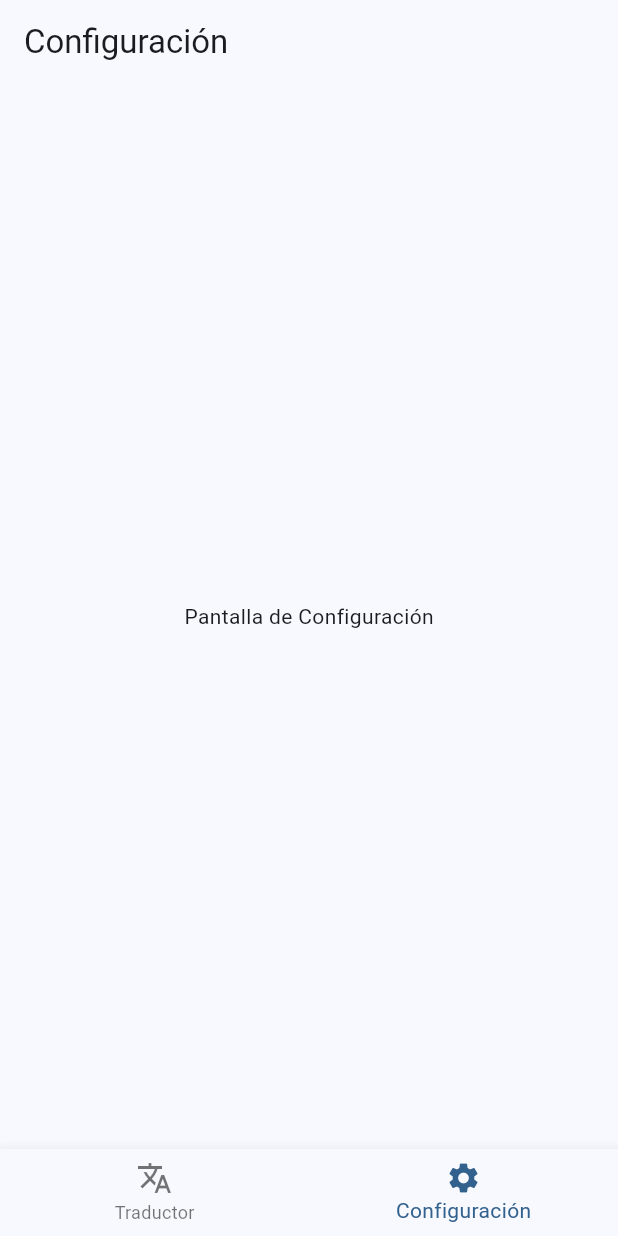
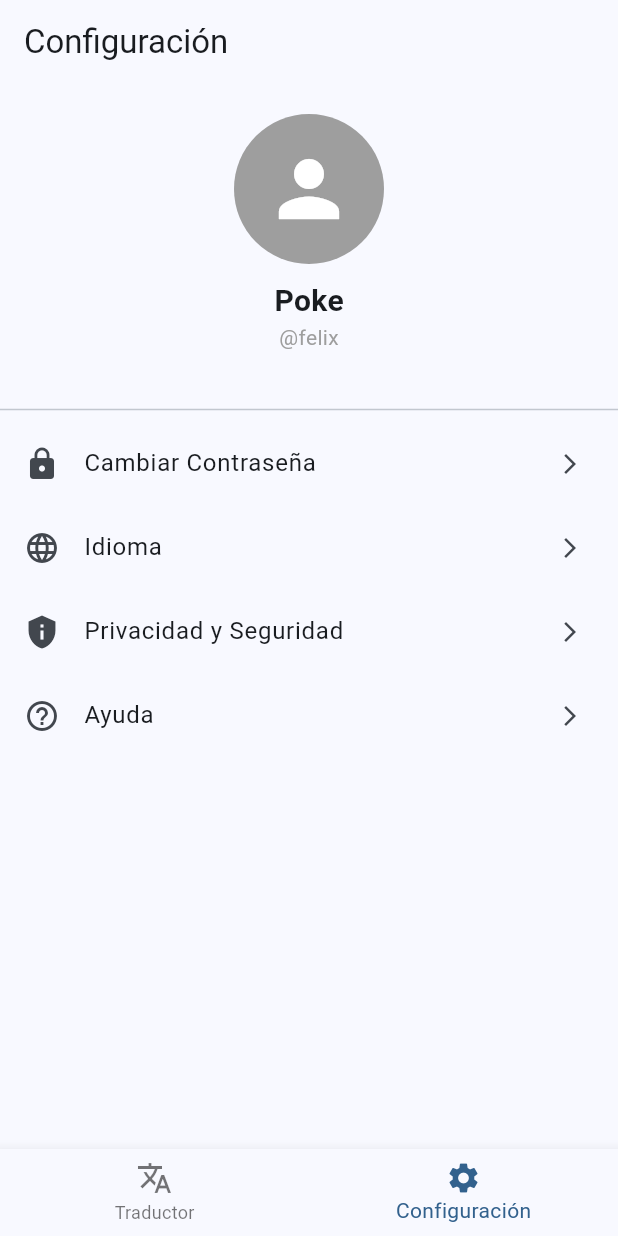
Before and after one commit to Felix2114/front-VoxMundo, a Flutter app: the HomePage screen opened directly, item 2 of the bottom bar chosen, on a phone screen of 412 x 824 dp. Run offline on Flutter 3.47's test engine with Material 3 defaults, Android fonts, the phone set to English and light mode, and no system bars.

Commit message:
update settings

```diff
--- /dev/null
+++ b/lib/screens/help_page.dart
@@ -0,0 +1,13 @@
+import 'package:flutter/material.dart';
+
+class HelpPage extends StatelessWidget {
+  const HelpPage({super.key});
+
+  @override
+  Widget build(BuildContext context) {
+    return Scaffold(
+      appBar: AppBar(title: const Text('ayuda')),
+      body: const Center(child: Text('Aquí va la ayuda')),
+    );
+  }
+}
--- /dev/null
+++ b/lib/screens/language_page.dart
@@ -0,0 +1,13 @@
+import 'package:flutter/material.dart';
+
+class LanguagePage extends StatelessWidget {
+  const LanguagePage({super.key});
+
+  @override
+  Widget build(BuildContext context) {
+    return Scaffold(
+      appBar: AppBar(title: const Text('Idioma')),
+      body: const Center(child: Text('Aquí va la configuración de idioma')),
+    );
+  }
+}
--- /dev/null
+++ b/lib/screens/privacy_page.dart
@@ -0,0 +1,13 @@
+import 'package:flutter/material.dart';
+
+class PrivacyPage extends StatelessWidget {
+  const PrivacyPage({super.key});
+
+  @override
+  Widget build(BuildContext context) {
+    return Scaffold(
+      appBar: AppBar(title: const Text('Privacidad')),
+      body: const Center(child: Text('Aquí va la privacidad')),
+    );
+  }
+}
--- a/lib/screens/settings_page.dart
+++ b/lib/screens/settings_page.dart
@@ -1,10 +1,99 @@
 import 'package:flutter/material.dart';
+import 'change_password.dart';
+import 'language_page.dart';
+import 'privacy_page.dart';
+import 'help_page.dart';
 
 class SettingsPage extends StatelessWidget {
   const SettingsPage({super.key});
 
   @override
   Widget build(BuildContext context) {
-    return const Center(child: Text('Pantalla de Configuración'));
+    return ListView(
+      padding: const EdgeInsets.symmetric(vertical: 20),
+      children: [
+        const Center(
+          child: CircleAvatar(
+            radius: 50,
+            backgroundColor: Colors.grey,
+            child: Icon(Icons.person, size: 60, color: Colors.white),
+          ),
+        ),
+        const SizedBox(height: 10),
+        const Center(
+          child: Text(
+            'Poke',
+            style: TextStyle(fontSize: 20, fontWeight: FontWeight.bold),
+          ),
+        ),
+        const Center(
+          child: Text(
+            '@felix',
+            style: TextStyle(color: Colors.grey),
+          ),
+        ),
+        const SizedBox(height: 30),
+        const Divider(),
+
+        _buildSettingsItem(
+  context,
+  'Cambiar Contraseña',
+  Icons.lock,
+  () {
+    Navigator.push(
+      context,
+      MaterialPageRoute(builder: (context) => const ChangePasswordPage()),
+    );
+  },
+),
+_buildSettingsItem(
+  context,
+  'Idioma',
+  Icons.language,
+  () {
+    Navigator.push(
+      context,
+      MaterialPageRoute(builder: (context) => const LanguagePage()),
+    );
+  },
+),
+_buildSettingsItem(
+  context,
+  'Privacidad y Seguridad',
+  Icons.privacy_tip,
+  () {
+    Navigator.push(
+      context,
+      MaterialPageRoute(builder: (context) => const PrivacyPage()),
+    );
+  },
+),
+_buildSettingsItem(
+  context,
+  'Ayuda',
+  Icons.help_outline,
+  () {
+    Navigator.push(
+      context,
+      MaterialPageRoute(builder: (context) => const HelpPage()),
+    );
+  },
+),
+
+
+
+      ],
+    );
+  }
+
+  // 👇 Agrega el parámetro onTap
+  ListTile _buildSettingsItem(
+      BuildContext context, String title, IconData icon, VoidCallback onTap) {
+    return ListTile(
+      leading: Icon(icon),
+      title: Text(title),
+      trailing: const Icon(Icons.arrow_forward_ios, size: 16),
+      onTap: onTap,
+    );
   }
 }
```
Also changed, not shown: lib/screens/change_password.dart (added, +36 -0 lines).
